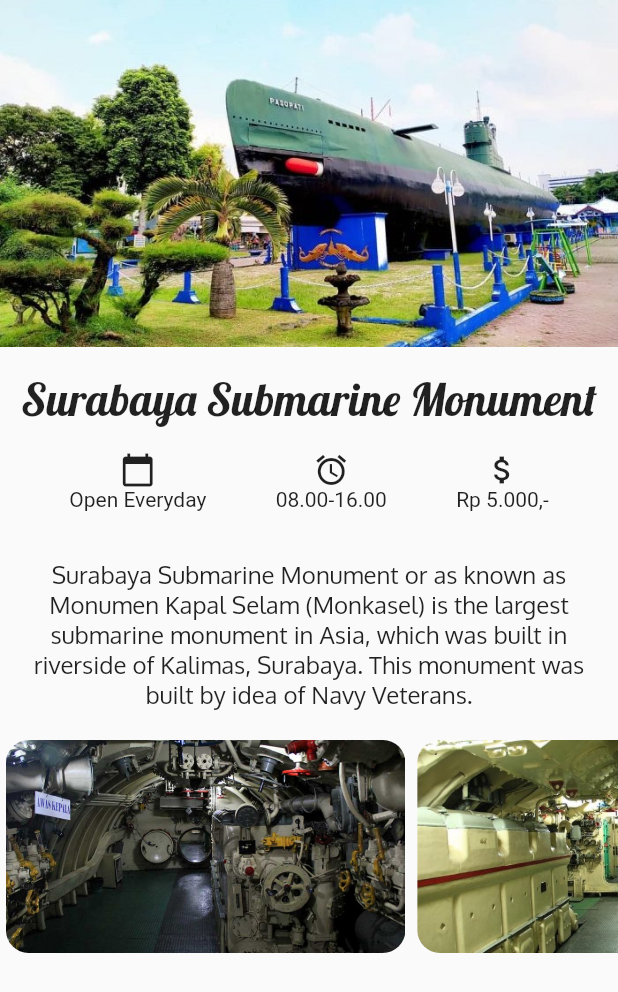
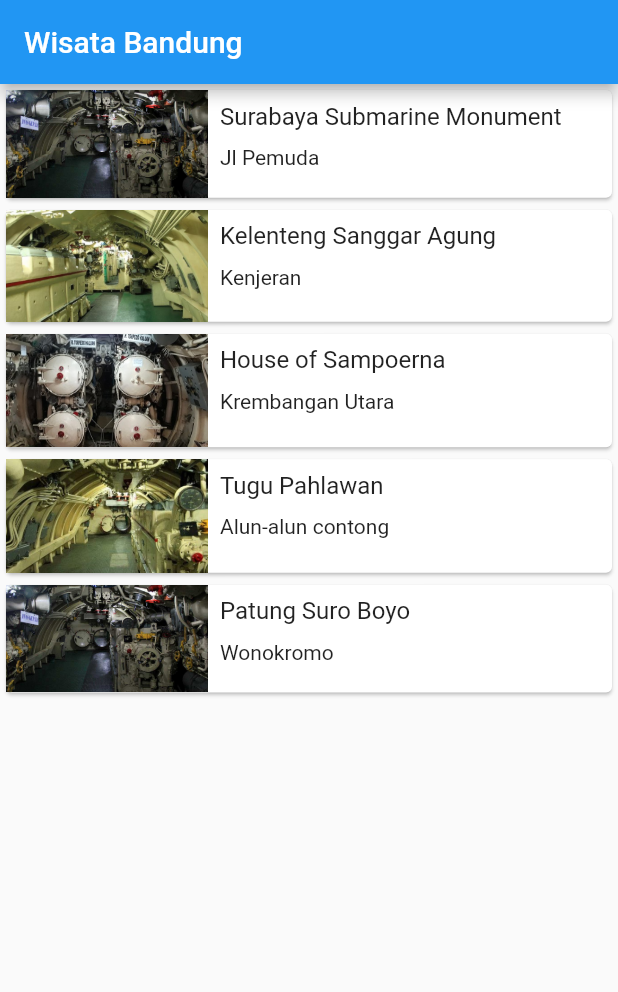
Before and after one commit to bayuhnm/practice_flutter, a Flutter app: the screen it shows after launch, on a phone screen of 412 x 824 dp. Shown: the top 992 px of the screen. Run offline on Flutter 3.47's test engine with Material 2 defaults, Android fonts, the phone set to English and light mode, and no system bars.

Commit message:
Create main screen with data model

```diff
--- a/lib/detail_screen.dart
+++ b/lib/detail_screen.dart
@@ -1,36 +1,25 @@
 // ignore_for_file: prefer_const_constructors
 
 import 'package:flutter/material.dart';
+import 'package:practice_flutter/model/tourism_place.dart';
 
 class DetailScreen extends StatelessWidget {
-  const DetailScreen({Key? key}) : super(key: key);
+  const DetailScreen({Key? key, required this.place}) : super(key: key);
+
+  final TourismPlace place;
 
   @override
   Widget build(BuildContext context) {
     return Scaffold(
       body: SafeArea(
+        child: SingleChildScrollView(
           child: Column(
             children: [
-            // Positioned(
-            //   top: 0.0,
-            //   left: 0.0,
-            //   right: 0.0,
-            //   child: AppBar(
-            //     title: Text(''), // You can add title here
-            //     leading: IconButton(
-            //       icon: Icon(Icons.arrow_back_ios, color: Colors.grey),
-            //       onPressed: () => Navigator.of(context).pop(),
-            //     ),
-            //     backgroundColor: Colors.blue
-            //         .withOpacity(0.3), //You can make this transparent
-            //     elevation: 0.0, //No shadow
-            //   ),
-            // ),
-            Image.asset('assets/images/PhotoA.jpg'),
+              Image.asset(place.imageAsset),
               Container(
                 margin: EdgeInsets.only(top: 16),
                 child: Text(
-                "Surabaya Submarine Monument",
+                  place.name,
                   textAlign: TextAlign.center,
                   style: TextStyle(
                     fontSize: 30,
@@ -44,19 +33,19 @@ class DetailScreen extends StatelessWidget {
                   mainAxisAlignment: MainAxisAlignment.spaceEvenly,
                   children: [
                     Column(
-                    children: [
+                      children: const [
                         Icon(Icons.calendar_today),
                         Text('Open Everyday'),
                       ],
                     ),
                     Column(
-                    children: [
-                      Icon(Icons.alarm),
+                      children: const [
+                        Icon(Icons.schedule),
                         Text('08.00-16.00'),
                       ],
                     ),
                     Column(
-                    children: [
+                      children: const [
                         Icon(Icons.attach_money),
                         Text('Rp 5.000,-'),
                       ],
@@ -114,6 +103,7 @@ class DetailScreen extends StatelessWidget {
             ],
           ),
         ),
+      ),
     );
   }
 }
--- a/lib/main.dart
+++ b/lib/main.dart
@@ -1,6 +1,8 @@
+// ignore_for_file: prefer_const_constructors
 
 import 'package:flutter/material.dart';
 import 'package:practice_flutter/detail_screen.dart';
+import 'main_screen.dart';
 
 void main() {
   runApp(const MyApp());
@@ -14,7 +16,7 @@ class MyApp extends StatelessWidget {
     return MaterialApp(
       title: 'Contacts',
       theme: ThemeData(),
-      home: const DetailScreen(),
+      home: MainScreen(),
       debugShowCheckedModeBanner: false,
     );
   }
--- /dev/null
+++ b/lib/main_screen.dart
@@ -0,0 +1,71 @@
+// ignore_for_file: prefer_const_constructors, prefer_const_literals_to_create_immutables
+
+import 'package:flutter/material.dart';
+import 'package:practice_flutter/detail_screen.dart';
+import 'package:practice_flutter/model/tourism_place.dart';
+
+class MainScreen extends StatelessWidget {
+  const MainScreen({Key? key}) : super(key: key);
+
+  @override
+  Widget build(BuildContext context) {
+    return Scaffold(
+      appBar: AppBar(
+        title: Text('Wisata Bandung'),
+      ),
+      body: ListView.builder(
+        itemBuilder: (context, index) {
+          final TourismPlace place = tourismPlaceList[index];
+          return InkWell(
+            onTap: () {
+              Navigator.push(
+                context,
+                MaterialPageRoute(
+                  builder: (context) {
+                    return DetailScreen(place: place);
+                  },
+                ),
+              );
+            },
+            child: listItem(place),
+          );
+        },
+        itemCount: tourismPlaceList.length,
+      ),
+    );
+  }
+
+  Widget listItem(TourismPlace place) {
+    return Card(
+      child: Row(
+        crossAxisAlignment: CrossAxisAlignment.start,
+        children: [
+          Expanded(
+            flex: 1,
+            child: Image.asset(place.imageAsset),
+          ),
+          Expanded(
+            flex: 2,
+            child: Padding(
+              padding: const EdgeInsets.all(8.0),
+              child: Column(
+                crossAxisAlignment: CrossAxisAlignment.start,
+                mainAxisSize: MainAxisSize.min,
+                children: [
+                  Text(
+                    place.name,
+                    style: TextStyle(fontSize: 16.0),
+                  ),
+                  SizedBox(
+                    height: 10,
+                  ),
+                  Text(place.location),
+                ],
+              ),
+            ),
+          ),
+        ],
+      ),
+    );
+  }
+}
--- /dev/null
+++ b/lib/model/tourism_place.dart
@@ -0,0 +1,39 @@
+class TourismPlace {
+  String name;
+  String location;
+  String imageAsset;
+
+  TourismPlace({
+    required this.name,
+    required this.location,
+    required this.imageAsset,
+  });
+}
+
+  var tourismPlaceList = [
+    TourismPlace(
+      name: 'Surabaya Submarine Monument',
+      location: 'Jl Pemuda',
+      imageAsset: 'assets/images/Photo1.jpg',
+    ),
+    TourismPlace(
+      name: 'Kelenteng Sanggar Agung',
+      location: 'Kenjeran',
+      imageAsset: 'assets/images/Photo2.jpg',
+    ),
+    TourismPlace(
+      name: 'House of Sampoerna',
+      location: 'Krembangan Utara',
+      imageAsset: 'assets/images/Photo3.jpg',
+    ),
+    TourismPlace(
+      name: 'Tugu Pahlawan',
+      location: 'Alun-alun contong',
+      imageAsset: 'assets/images/Photo4.jpg',
+    ),
+    TourismPlace(
+      name: 'Patung Suro Boyo',
+      location: 'Wonokromo',
+      imageAsset: 'assets/images/Photo1.jpg',
+    ),
+  ];
```
Lines whose indentation alone changed are shown as unchanged.
